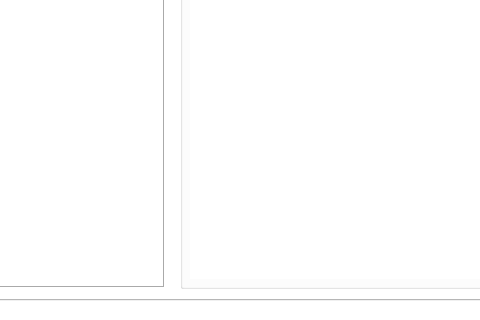
The window that assets/main.ui (ioisaque/ideyou-print) describes before a commit, drawn with Qt 5; both pictures show x 162 to 642 and y 230 to 550 of the 800 by 550 pixel window.
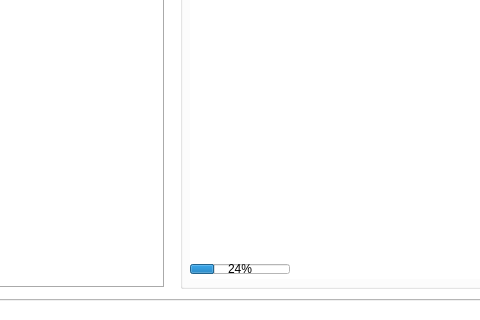
The same window after the commit. Icons and pictures are not drawn.

Diff of the .ui file:
```diff
--- a/assets/main.ui
+++ b/assets/main.ui
@@ -552,6 +552,19 @@
         <set>Qt::AlignRight|Qt::AlignTrailing|Qt::AlignVCenter</set>
        </property>
       </widget>
+      <widget class="QProgressBar" name="progress_bar">
+       <property name="geometry">
+        <rect>
+         <x>10</x>
+         <y>345</y>
+         <width>100</width>
+         <height>10</height>
+        </rect>
+       </property>
+       <property name="value">
+        <number>24</number>
+       </property>
+      </widget>
      </widget>
      <widget class="QLabel" name="img_logo">
       <property name="geometry">
```
Left out of the diff: 2 changed lines with no effect on the pictures.
